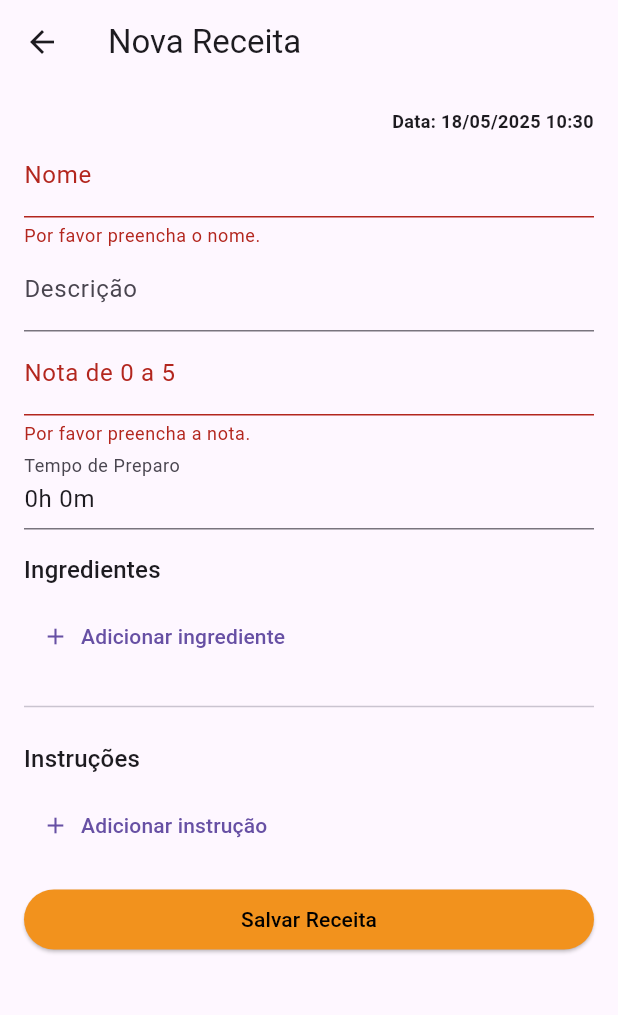
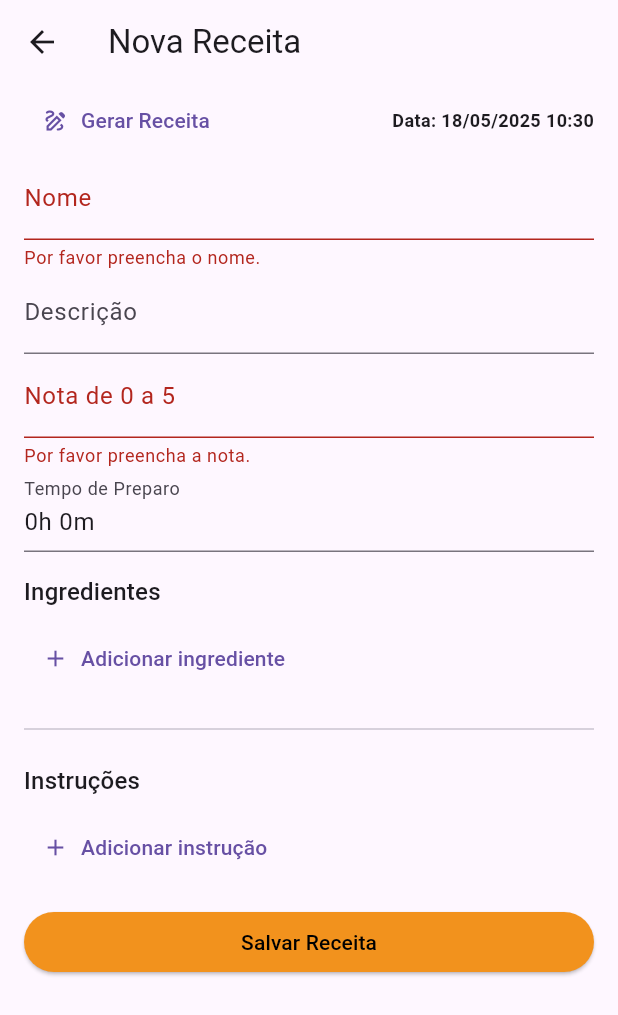
Before and after one commit to rejifre/ucs_projeto_app_receitas, a Flutter app: the EditRecipeScreen screen opened by its route, after a tap on "Salvar Receita", on a phone screen of 412 x 824 dp. Shown: the top 1015 px of the screen. Run offline on Flutter 3.47's test engine with Material 3 defaults, Android fonts, the phone set to English and light mode, and no system bars; our stand-ins replace logger, sqflite; accounts and stored records are empty; network calls fail.

Commit message:
add a recipe generator to the recipe editing screen

```diff
--- a/lib/providers/recipes_provider.dart
+++ b/lib/providers/recipes_provider.dart
@@ -23,7 +23,7 @@ class RecipesProvider with ChangeNotifier {
     await loadRecipes(); // Atualiza a lista
   }
 
-  void addOrUpdateRecipe(Recipe recipe) async {
+  Future<void> addOrUpdateRecipe(Recipe recipe) async {
     if (_recipes.any((r) => r.id == recipe.id)) {
       // Se a receita já existe, atualiza-a
       await _service.updateRecipe(recipe);
--- a/lib/screens/edit_recipe_screen.dart
+++ b/lib/screens/edit_recipe_screen.dart
@@ -1,6 +1,7 @@
 // ignore_for_file: public_member_api_docs, sort_constructors_first
 import 'package:flutter/material.dart';
 import 'package:intl/intl.dart';
+import 'package:logger/logger.dart';
 import 'package:provider/provider.dart';
 import 'package:uuid/uuid.dart';
 import '../models/ingredient_model.dart';
@@ -8,6 +9,7 @@ import '../models/instruction_model.dart';
 import '../models/recipe_model.dart';
 import '../providers/recipes_provider.dart';
 import '../routes/routes.dart';
+import '../services/recipe_generator_service.dart';
 import '../ui/app_colors.dart';
 import '../ui/recipe_screen_type.dart';
 import 'widgets/edit_form_ingredient_list_widget.dart';
@@ -50,7 +52,7 @@ class _EditRecipeScreenState extends State<EditRecipeScreen> {
       _scoreController.text = _currentRecipe?.score.toString() ?? '';
       _preparationTimeController.text =
           _currentRecipe?.preparationTime ?? '0h 0m';
-      _currentDate = _currentRecipe?.date ?? _getData();
+      _currentDate = _currentRecipe?.date ?? _getDate();
 
       _isInitialized = true;
     }
@@ -66,7 +68,7 @@ class _EditRecipeScreenState extends State<EditRecipeScreen> {
     super.dispose();
   }
 
-  String _getData() {
+  String _getDate() {
     final now = DateTime.now();
     return DateFormat('dd/MM/yyyy kk:mm').format(now.toUtc());
   }
@@ -104,6 +106,36 @@ class _EditRecipeScreenState extends State<EditRecipeScreen> {
     );
   }
 
+  Future<void> _generateRecipe() async {
+    final sm = ScaffoldMessenger.of(context);
+    Recipe? generateRecipe = await RecipeGeneratorService().getRecipe();
+
+    if (generateRecipe == null) {
+      Logger().e('Erro ao gerar receita');
+      sm.showSnackBar(
+        const SnackBar(
+          content: Text("Erro ao gerar receita."),
+          duration: Duration(seconds: 2),
+        ),
+      );
+    } else {
+      _idController.text = generateRecipe.id;
+      _titleController.text = generateRecipe.title;
+      _descriptionController.text = generateRecipe.description;
+      _scoreController.text = generateRecipe.score.toString();
+      _preparationTimeController.text = generateRecipe.preparationTime;
+      _ingredientListKey.currentState?.setIngredients(
+        generateRecipe.ingredients,
+      );
+      _instructionListKey.currentState?.setInstructions(generateRecipe.steps);
+
+      setState(() {
+        _currentRecipe = generateRecipe;
+        _currentDate = generateRecipe.date;
+      });
+    }
+  }
+
   Future<void> _submitForm() async {
     if (_formKey.currentState!.validate()) {
       final provider = Provider.of<RecipesProvider>(context, listen: false);
@@ -137,11 +169,11 @@ class _EditRecipeScreenState extends State<EditRecipeScreen> {
         id: _idController.text,
         title: _titleController.text,
         description: _descriptionController.text,
-        score: double.parse(_scoreController.text),
+        score: double.tryParse(_scoreController.text) ?? 0,
         preparationTime: _preparationTimeController.text,
         ingredients: ingredients,
         steps: instructions,
-        date: _getData(),
+        date: _getDate(),
       );
       final sm = ScaffoldMessenger.of(context);
 
@@ -161,8 +193,7 @@ class _EditRecipeScreenState extends State<EditRecipeScreen> {
 
   @override
   Widget build(BuildContext context) {
-    final isEditing =
-        _currentRecipe != null && _currentRecipe!.title.isNotEmpty;
+    final isEditing = (_currentRecipe?.title ?? '').isNotEmpty;
 
     return Scaffold(
       appBar: AppBar(
@@ -174,7 +205,7 @@ class _EditRecipeScreenState extends State<EditRecipeScreen> {
             visible: isEditing,
             child: TextButton.icon(
               icon: const Icon(Icons.delete),
-              label: Text("Excluir"),
+              label: const Text("Excluir"),
               style: TextButton.styleFrom(foregroundColor: AppColors.delete),
               onPressed: _confirmDeleteRecipe,
             ),
@@ -182,22 +213,31 @@ class _EditRecipeScreenState extends State<EditRecipeScreen> {
         ],
       ),
       body: Padding(
-        padding: const EdgeInsets.all(16),
+        padding: const EdgeInsets.symmetric(horizontal: 16),
         child: Form(
           key: _formKey,
           child: ListView(
             children: [
+              Row(
+                mainAxisAlignment: MainAxisAlignment.spaceBetween,
+                children: [
+                  TextButton.icon(
+                    onPressed: _generateRecipe,
+                    label: const Text("Gerar Receita"),
+                    icon: const Icon(Icons.draw_outlined),
+                  ),
                   Text(
-                textAlign: TextAlign.end,
                     'Data: $_currentDate',
                     style: const TextStyle(
                       fontSize: 12,
                       fontWeight: FontWeight.bold,
                     ),
                   ),
+                ],
+              ),
               TextFormField(
                 controller: _titleController,
-                decoration: InputDecoration(labelText: 'Nome'),
+                decoration: const InputDecoration(labelText: 'Nome'),
                 validator:
                     (val) =>
                         val == null || val.isEmpty
@@ -206,21 +246,28 @@ class _EditRecipeScreenState extends State<EditRecipeScreen> {
               ),
               TextFormField(
                 controller: _descriptionController,
-                decoration: InputDecoration(labelText: 'Descrição'),
+                decoration: const InputDecoration(labelText: 'Descrição'),
               ),
               TextFormField(
                 controller: _scoreController,
-                decoration: InputDecoration(labelText: 'Nota de 0 a 5'),
+                decoration: const InputDecoration(labelText: 'Nota de 0 a 5'),
                 keyboardType: TextInputType.number,
-                validator:
-                    (val) =>
-                        val == null || val.isEmpty
-                            ? 'Por favor preencha a nota.'
-                            : null,
+                validator: (val) {
+                  if (val == null || val.isEmpty) {
+                    return 'Por favor preencha a nota.';
+                  }
+                  final score = double.tryParse(val);
+                  if (score == null || score < 0 || score > 5) {
+                    return 'A nota deve ser entre 0 e 5.';
+                  }
+                  return null;
+                },
               ),
               TextFormField(
                 controller: _preparationTimeController,
-                decoration: InputDecoration(labelText: 'Tempo de Preparo'),
+                decoration: const InputDecoration(
+                  labelText: 'Tempo de Preparo',
+                ),
                 validator:
                     (val) =>
                         val == null || val.isEmpty
@@ -234,7 +281,7 @@ class _EditRecipeScreenState extends State<EditRecipeScreen> {
                   initialIngredients: _currentRecipe?.ingredients ?? [],
                 ),
               ),
-              Divider(),
+              const Divider(),
               Padding(
                 padding: const EdgeInsets.symmetric(vertical: 15.0),
                 child: EditFormInstructionListWidget(
--- a/lib/screens/recipe_detail_screen.dart
+++ b/lib/screens/recipe_detail_screen.dart
@@ -129,7 +129,7 @@ class RecipeDetailScreen extends StatelessWidget {
               ),
               Text(recipe.description, style: TextStyle(fontSize: 16.0)),
               Padding(
-                padding: EdgeInsets.symmetric(vertical: 10.0),
+                padding: EdgeInsets.symmetric(vertical: 20.0),
                 child: Text(
                   "Ingredientes",
                   style: TextStyle(fontSize: 26.0, fontWeight: FontWeight.bold),
@@ -137,13 +137,12 @@ class RecipeDetailScreen extends StatelessWidget {
               ),
               IngredientsDetailWidget(ingredients: recipe.ingredients),
               Padding(
-                padding: EdgeInsets.symmetric(vertical: 10.0),
+                padding: EdgeInsets.symmetric(vertical: 20.0),
                 child: Text(
                   "Modo de Preparo",
                   style: TextStyle(fontSize: 26.0, fontWeight: FontWeight.bold),
                 ),
               ),
-
               PrepareInstructionWidget(steps: recipe.steps),
             ],
           ),
--- a/pubspec.yaml
+++ b/pubspec.yaml
@@ -41,6 +41,7 @@ dependencies:
   uuid: ^4.5.1
   intl: ^0.20.2
   image_picker: ^1.1.2
+  http: ^1.4.0
 
 dev_dependencies:
   flutter_test:
```
Also changed, not shown: lib/screens/home_screen copy 2.dart (deleted, +0 -79 lines), lib/screens/widgets/edit_form_ingredient_list_widget.dart (+25 -0 lines), lib/screens/widgets/edit_form_instruction_list_widget.dart (+18 -0 lines), lib/screens/widgets/ingredients_detail_widget.dart (+27 -6 lines), lib/services/recipe_generator_service.dart (added, +141 -0 lines), pubspec.lock. Lines whose indentation alone changed are shown as unchanged.
